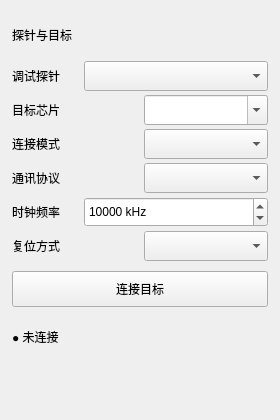
Old version of the form etools/ui/forms/probe_panel.ui in the repository youzhouchang/ETools.
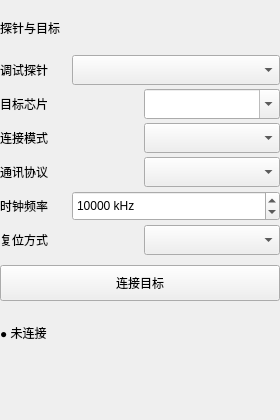
New version of the form.

Patch:
```diff
--- a/etools/ui/forms/probe_panel.ui
+++ b/etools/ui/forms/probe_panel.ui
@@ -12,13 +12,13 @@
   </property>
   <layout class="QVBoxLayout" name="rootLayout">
    <property name="leftMargin">
-    <number>12</number>
+    <number>0</number>
    </property>
    <property name="topMargin">
-    <number>12</number>
+    <number>4</number>
    </property>
    <property name="rightMargin">
-    <number>12</number>
+    <number>0</number>
    </property>
    <property name="bottomMargin">
     <number>12</number>
```
